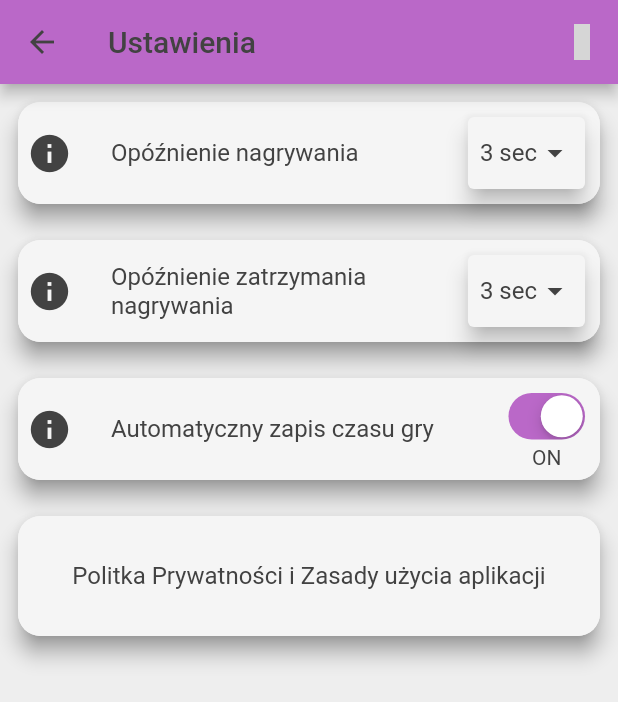
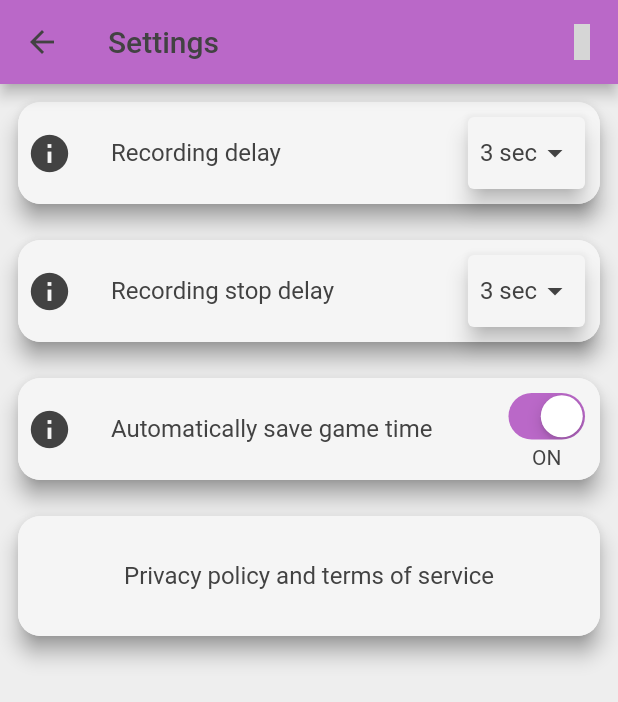
Before and after one commit to Michal-Szkoda-91/music_callendar, a Flutter app: the SettingsScreen screen opened directly, on a phone screen of 412 x 824 dp. Shown: the top 702 px of the screen. Run offline on Flutter 3.47's test engine with Material 2 defaults, Android fonts, the phone set to English and light mode, and no system bars; our stand-ins replace community_material_icon, easy_localization, shared_preferences, sqflite, syncfusion_flutter_sliders, table_calendar and 1 more; missing offline and left inert: record, syncfusion_flutter_core; accounts and stored records are empty; grey boxes are pictures that could not be loaded.

Commit message:
przygotowano wszystkie napisy do translacji

```diff
--- a/assets/langs/en.json
+++ b/assets/langs/en.json
@@ -1,3 +1,27 @@
 {
-    "title":"Music Calendar"
+    "title":"Music Calendar",
+    "StartGame":"Begin Game",
+    "GameTime":"Game Time: ",
+    "NoNotes":"no notes",
+    "NoSaveQuestion":"Are you sure you want to exit without saving your data?",
+    "DeleteQuestion":"Are you sure you want to delete the event?",
+    "Quit":"Quit",
+    "Save":"Save",
+    "Delete":"Delete",
+    "Cancel":"Cancel",
+    "Settings":"Settings",
+    "InstrumentPlayTime":"Playing time \non the instrument:",
+    "DeleteEvent":"Delete event",
+    "Notes":"Notes",
+    "AllTime":"Całkowity czas: ",
+    "Sensitive":"Sensitivity",
+    "Target":"Target",
+    "TimePickerTitle":"Set the length of the instrument play planned for today",
+    "AutoSaveTitle":"Automatically save game time",
+    "AutoSaveDescription":"If the option is enabled, the program automatically saves data once a second so that the user does not lose progress during the game even when the application is unexpectedly turned off.",
+    "PolicyTitle":"Privacy policy and terms of service",
+    "RecordTimeLatencyTitle":"Recording delay",
+    "RecordTimeLatencyDescription":"Sets the time that the application must listen to before audio recording and time counting begin",
+    "SilenceTimeLatencyTitle":"Recording stop delay",
+    "SilenceTimeLatencyDescription":"Sets the silence time needed to stop the counting of the playing time of the instrument."
 }
--- a/lib/screens/settings_screen.dart
+++ b/lib/screens/settings_screen.dart
@@ -1,3 +1,4 @@
+import 'package:easy_localization/easy_localization.dart';
 import 'package:flutter/material.dart';
 
 import '../widgets/brighnes_icon.dart';
@@ -28,7 +29,7 @@ class SettingsScreen extends StatelessWidget {
             },
           ),
           title: Text(
-            "Ustawienia",
+            tr("Settings"),
             style: TextStyle(
               color: Theme.of(context).textTheme.headline1!.color,
             ),
--- a/lib/widgets/adding_screen_widgets/actual_play_time_row.dart
+++ b/lib/widgets/adding_screen_widgets/actual_play_time_row.dart
@@ -1,3 +1,4 @@
+import 'package:easy_localization/easy_localization.dart';
 import 'package:flutter/material.dart';
 
 class ActualPlayTimeRow extends StatelessWidget {
@@ -17,7 +18,8 @@ class ActualPlayTimeRow extends StatelessWidget {
       mainAxisAlignment: MainAxisAlignment.spaceEvenly,
       children: [
         Text(
-          'Czas gry \nna instrumencie:',
+          tr("InstrumentPlayTime"),
+          softWrap: true,
           style: TextStyle(
             fontSize: 15,
             fontWeight: FontWeight.w400,
--- a/lib/widgets/adding_screen_widgets/note_floating_act_bar.dart
+++ b/lib/widgets/adding_screen_widgets/note_floating_act_bar.dart
@@ -1,3 +1,4 @@
+import 'package:easy_localization/easy_localization.dart';
 import 'package:flutter/material.dart';
 import 'package:provider/provider.dart';
 
@@ -77,7 +78,7 @@ class _NoteFloatingBarState extends State<NoteFloatingBar> {
                           mainAxisAlignment: MainAxisAlignment.start,
                           children: [
                             Text(
-                              "Notatki",
+                              tr("Notes"),
                               style: TextStyle(
                                 color: Theme.of(context)
                                     .textTheme
@@ -193,7 +194,7 @@ class _NoteFloatingBarState extends State<NoteFloatingBar> {
                                     .color,
                               ),
                               label: Text(
-                                "Zapisz",
+                                tr("Save"),
                                 style: TextStyle(
                                   color: Theme.of(context)
                                       .textTheme
--- a/lib/widgets/adding_screen_widgets/play_time_row.dart
+++ b/lib/widgets/adding_screen_widgets/play_time_row.dart
@@ -1,5 +1,6 @@
 import 'dart:async';
 
+import 'package:easy_localization/easy_localization.dart';
 import 'package:flutter/material.dart';
 import 'package:provider/provider.dart';
 import 'package:record/record.dart';
@@ -134,7 +135,7 @@ class _PlayTimeRowState extends State<PlayTimeRow> {
       mainAxisAlignment: MainAxisAlignment.center,
       children: [
         Text(
-          'Całkowity czas:',
+          tr("AllTime"),
           style: TextStyle(
             fontSize: 15,
             fontWeight: FontWeight.w400,
--- a/lib/widgets/adding_screen_widgets/save_button.dart
+++ b/lib/widgets/adding_screen_widgets/save_button.dart
@@ -1,3 +1,4 @@
+import 'package:easy_localization/easy_localization.dart';
 import 'package:flutter/material.dart';
 
 class SaveButton extends StatelessWidget {
@@ -21,7 +22,7 @@ class SaveButton extends StatelessWidget {
         color: Theme.of(context).textTheme.headline1!.color,
       ),
       label: Text(
-        "Zapisz wynik",
+        tr("Save"),
         style: TextStyle(
           color: Theme.of(context).textTheme.headline1!.color,
         ),
--- a/lib/widgets/adding_screen_widgets/sensitive_slider.dart
+++ b/lib/widgets/adding_screen_widgets/sensitive_slider.dart
@@ -1,3 +1,4 @@
+import 'package:easy_localization/easy_localization.dart';
 import 'package:flutter/material.dart';
 import 'package:provider/provider.dart';
 import 'package:syncfusion_flutter_core/theme.dart';
@@ -25,7 +26,7 @@ class _SensitiveSliderState extends State<SensitiveSlider> {
       child: Column(
         children: [
           Text(
-            "Czułość",
+            tr("Sensitive"),
             style: TextStyle(
               color: Theme.of(context).textTheme.headline1!.color,
               fontSize: 12,
--- a/lib/widgets/adding_screen_widgets/target_time_row.dart
+++ b/lib/widgets/adding_screen_widgets/target_time_row.dart
@@ -1,3 +1,4 @@
+import 'package:easy_localization/easy_localization.dart';
 import 'package:flutter/cupertino.dart';
 import 'package:flutter/material.dart';
 import 'package:provider/provider.dart';
@@ -32,7 +33,7 @@ class _TargetTimeRowState extends State<TargetTimeRow> {
             mainAxisAlignment: MainAxisAlignment.center,
             children: [
               Text(
-                'Cel:',
+                tr("Target"),
                 style: _customStyleSmall(),
               ),
               const SizedBox(width: 20),
@@ -85,7 +86,7 @@ class _TargetTimeRowState extends State<TargetTimeRow> {
                 children: [
                   const SizedBox(height: 5),
                   Text(
-                    'Ustaw planowaną na dziś długość gry na instrumencie',
+                    tr("TimePickerTitle"),
                     style: _customStyleSmall(),
                     textAlign: TextAlign.center,
                   ),
@@ -126,7 +127,7 @@ class _TargetTimeRowState extends State<TargetTimeRow> {
                             Navigator.of(ctx).pop();
                           },
                           child: Text(
-                            "Anuluj",
+                            tr("Cancel"),
                             style: TextStyle(
                               color:
                                   Theme.of(context).textTheme.headline1!.color,
@@ -143,7 +144,7 @@ class _TargetTimeRowState extends State<TargetTimeRow> {
                                 .setTargetTime(targetPlayTime.inSeconds);
                           },
                           child: Text(
-                            "Zapisz",
+                            tr("Save"),
                             style: TextStyle(
                               color:
                                   Theme.of(context).textTheme.headline1!.color,
--- a/lib/widgets/settings_screen_widgets/autosave.dart
+++ b/lib/widgets/settings_screen_widgets/autosave.dart
@@ -1,3 +1,4 @@
+import 'package:easy_localization/easy_localization.dart';
 import 'package:flutter/cupertino.dart';
 import 'package:flutter/material.dart';
 import 'package:provider/provider.dart';
@@ -11,8 +12,7 @@ class AutosaveSetting extends StatefulWidget {
 }
 
 class _AutosaveSettingState extends State<AutosaveSetting> {
-  final String text =
-      'Jeśli opcja jest włączona program automatycznie raz na sekundę zapisuje dane dzięki czemu użytkownik nie traci postępu w czasie gry nawet przy nie oczekiwanym wyłączeniu aplikacji.';
+  final String text = tr("AutoSaveDescription");
 
   bool _actualValue = true;
   @override
@@ -40,7 +40,7 @@ class _AutosaveSettingState extends State<AutosaveSetting> {
           contentPadding: EdgeInsets.all(6),
           tileColor: Theme.of(context).backgroundColor,
           title: Text(
-            'Automatyczny zapis czasu gry',
+            tr("AutoSaveTitle"),
             style: TextStyle(
               color: Theme.of(context).textTheme.headline1!.color,
             ),
--- a/lib/widgets/settings_screen_widgets/policy.dart
+++ b/lib/widgets/settings_screen_widgets/policy.dart
@@ -1,3 +1,4 @@
+import 'package:easy_localization/easy_localization.dart';
 import 'package:flutter/material.dart';
 import 'package:url_launcher/url_launcher.dart';
 
@@ -29,7 +30,7 @@ class _PolicyPrivacySettingState extends State<PolicyPrivacySetting> {
             contentPadding: EdgeInsets.all(12),
             tileColor: Theme.of(context).backgroundColor,
             title: Text(
-              'Politka Prywatności i Zasady użycia aplikacji',
+              tr("PolicyTitle"),
               style: TextStyle(
                 color: Theme.of(context).textTheme.headline1!.color,
               ),
--- a/lib/widgets/settings_screen_widgets/record_time_setting.dart
+++ b/lib/widgets/settings_screen_widgets/record_time_setting.dart
@@ -1,3 +1,4 @@
+import 'package:easy_localization/easy_localization.dart';
 import 'package:flutter/material.dart';
 import 'package:provider/provider.dart';
 
@@ -10,8 +11,7 @@ class RecordTimeSetting extends StatefulWidget {
 }
 
 class _RecordTimeSettingState extends State<RecordTimeSetting> {
-  final String text =
-      'Ustawia czas jaki aplikacja musi nasłuchiwać zanim zacznie się właściwe nagrywanie dźwięku i zliczanie czasu';
+  final String text = tr("RecordTimeLatencyDescription");
 
   String _actualValue = '3 sec';
   @override
@@ -38,7 +38,7 @@ class _RecordTimeSettingState extends State<RecordTimeSetting> {
           contentPadding: EdgeInsets.all(6),
           tileColor: Theme.of(context).backgroundColor,
           title: Text(
-            'Opóźnienie nagrywania',
+            tr("RecordTimeLatencyTitle"),
             style: TextStyle(
               color: Theme.of(context).textTheme.headline1!.color,
             ),
--- a/lib/widgets/settings_screen_widgets/silence_time_setting.dart
+++ b/lib/widgets/settings_screen_widgets/silence_time_setting.dart
@@ -1,3 +1,4 @@
+import 'package:easy_localization/easy_localization.dart';
 import 'package:flutter/material.dart';
 import 'package:provider/provider.dart';
 
@@ -10,8 +11,7 @@ class StopRecordTimeSetting extends StatefulWidget {
 }
 
 class _StopRecordTimeSettingState extends State<StopRecordTimeSetting> {
-  final String text =
-      'Ustawia czas ciszy potrzebny do zatrzymania naliczania czasu gry na instrumencie.';
+  final String text = tr("SilenceTimeLatencyDescription");
 
   String _actualValue = '3 sec';
   @override
@@ -38,7 +38,7 @@ class _StopRecordTimeSettingState extends State<StopRecordTimeSetting> {
           contentPadding: EdgeInsets.all(6),
           tileColor: Theme.of(context).backgroundColor,
           title: Text(
-            'Opóźnienie zatrzymania nagrywania',
+            tr("SilenceTimeLatencyTitle"),
             style: TextStyle(
               color: Theme.of(context).textTheme.headline1!.color,
             ),
```
Also changed, not shown: assets/langs/pl.json (+22 -2 lines), lib/screens/music_event_adding_screen.dart (+4 -3 lines), lib/widgets/adding_screen_widgets/delete_button.dart (+5 -4 lines).
